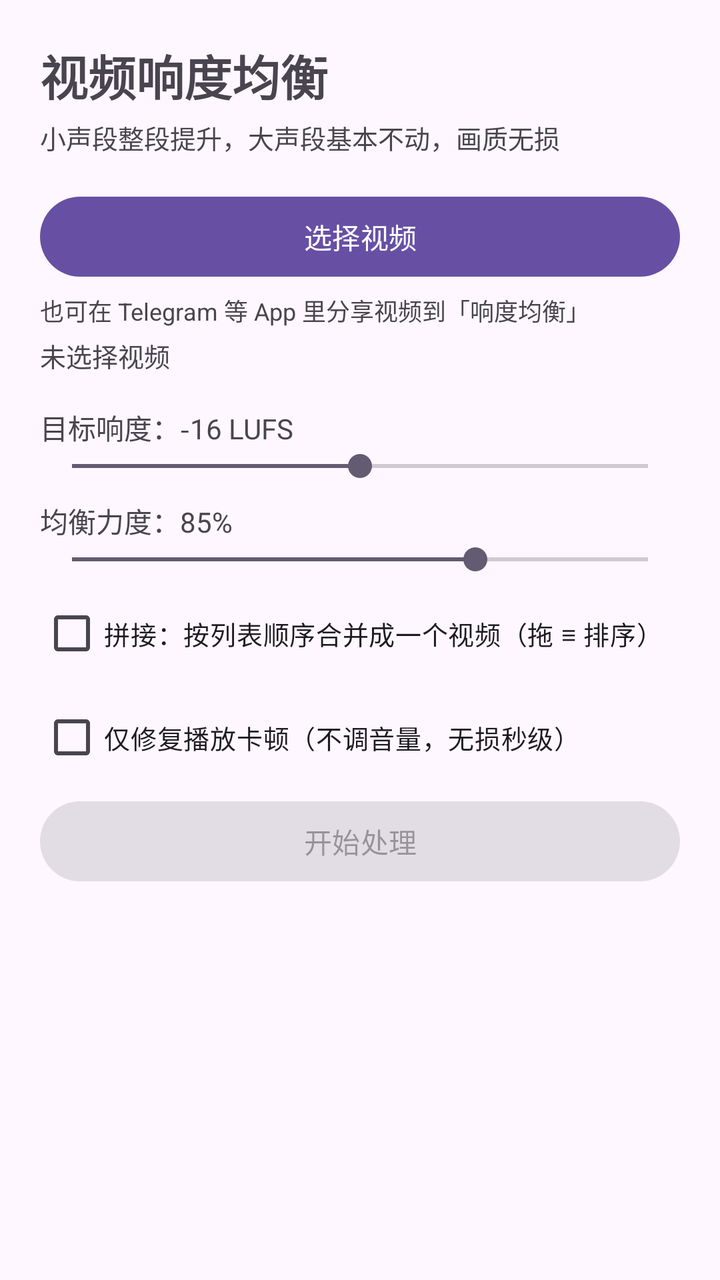
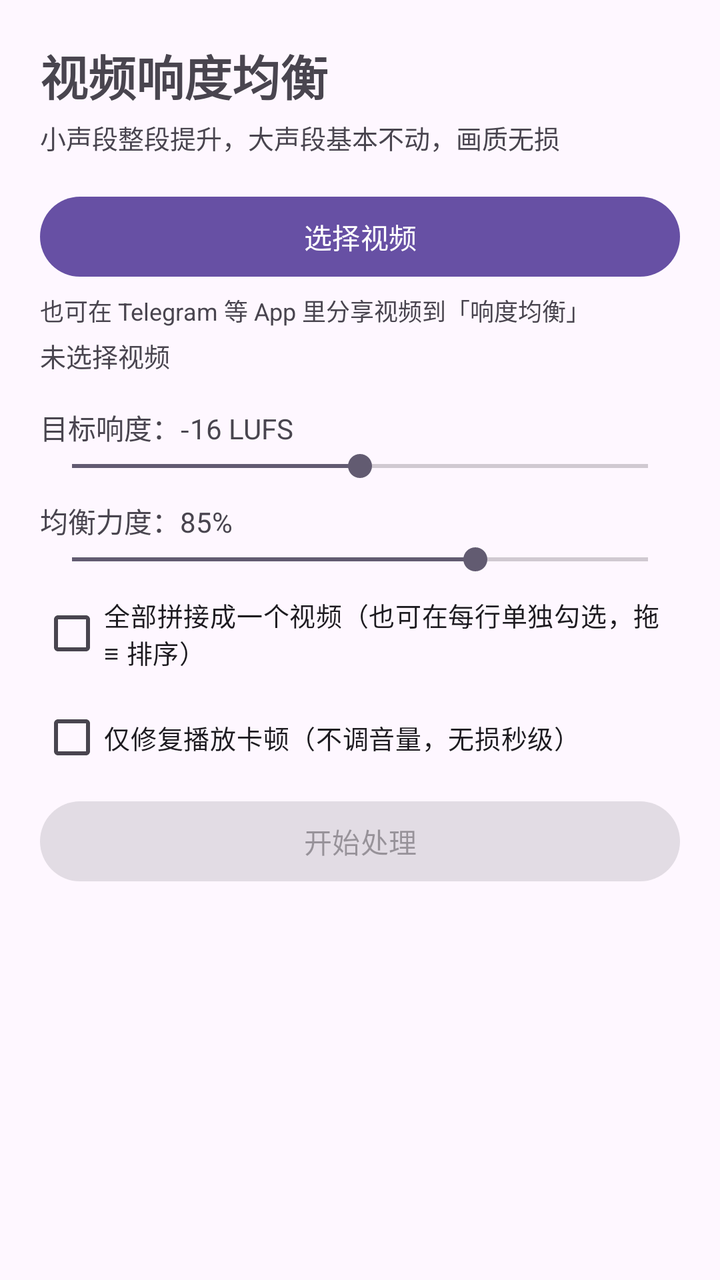

Screens rendered from an Android XML layout before and after an edit, with the pre-edit source and the edit as a unified diff.
<!-- AndroidManifest.xml: application theme Theme.App -->
<!-- res/layout/activity_main.xml -->
<?xml version="1.0" encoding="utf-8"?>
<LinearLayout xmlns:android="http://schemas.android.com/apk/res/android"
    android:layout_width="match_parent"
    android:layout_height="match_parent"
    android:orientation="vertical"
    android:padding="20dp">

    <TextView
        android:layout_width="wrap_content"
        android:layout_height="wrap_content"
        android:text="视频响度均衡"
        android:textSize="24sp"
        android:textStyle="bold" />

    <TextView
        android:layout_width="wrap_content"
        android:layout_height="wrap_content"
        android:layout_marginTop="4dp"
        android:text="小声段整段提升，大声段基本不动，画质无损"
        android:textSize="13sp" />

    <Button
        android:id="@+id/btnPick"
        android:layout_width="match_parent"
        android:layout_height="wrap_content"
        android:layout_marginTop="16dp"
        android:text="选择视频" />

    <TextView
        android:layout_width="wrap_content"
        android:layout_height="wrap_content"
        android:layout_marginTop="4dp"
        android:text="也可在 Telegram 等 App 里分享视频到「响度均衡」"
        android:textSize="12sp" />

    <TextView
        android:id="@+id/tvSelected"
        android:layout_width="wrap_content"
        android:layout_height="wrap_content"
        android:layout_marginTop="4dp"
        android:text="未选择视频"
        android:textSize="13sp" />

    <androidx.recyclerview.widget.RecyclerView
        android:id="@+id/rvFiles"
        android:layout_width="match_parent"
        android:layout_height="wrap_content"
        android:layout_marginTop="4dp" />

    <TextView
        android:id="@+id/tvTarget"
        android:layout_width="wrap_content"
        android:layout_height="wrap_content"
        android:layout_marginTop="12dp"
        android:text="目标响度：-16 LUFS" />

    <SeekBar
        android:id="@+id/sbTarget"
        android:layout_width="match_parent"
        android:layout_height="wrap_content"
        android:max="8"
        android:progress="4" />

    <TextView
        android:id="@+id/tvStrength"
        android:layout_width="wrap_content"
        android:layout_height="wrap_content"
        android:layout_marginTop="8dp"
        android:text="均衡力度：85%" />

    <SeekBar
        android:id="@+id/sbStrength"
        android:layout_width="match_parent"
        android:layout_height="wrap_content"
        android:max="50"
        android:progress="35" />

    <CheckBox
        android:id="@+id/cbConcat"
        android:layout_width="wrap_content"
        android:layout_height="wrap_content"
        android:layout_marginTop="4dp"
        android:text="拼接：按列表顺序合并成一个视频（拖 ≡ 排序）"
        android:textSize="13sp" />

    <CheckBox
        android:id="@+id/cbRepair"
        android:layout_width="wrap_content"
        android:layout_height="wrap_content"
        android:layout_marginTop="4dp"
        android:text="仅修复播放卡顿（不调音量，无损秒级）"
        android:textSize="13sp" />

    <Button
        android:id="@+id/btnStart"
        android:layout_width="match_parent"
        android:layout_height="wrap_content"
        android:layout_marginTop="4dp"
        android:enabled="false"
        android:text="开始处理" />

    <ProgressBar
        android:id="@+id/pbFile"
        style="?android:attr/progressBarStyleHorizontal"
        android:layout_width="match_parent"
        android:layout_height="wrap_content"
        android:layout_marginTop="8dp"
        android:max="100"
        android:visibility="invisible" />

    <TextView
        android:id="@+id/tvStage"
        android:layout_width="wrap_content"
        android:layout_height="wrap_content"
        android:textSize="13sp" />

    <ScrollView
        android:id="@+id/svLog"
        android:layout_width="match_parent"
        android:layout_height="0dp"
        android:layout_marginTop="8dp"
        android:layout_weight="1">

        <TextView
            android:id="@+id/tvLog"
            android:layout_width="match_parent"
            android:layout_height="wrap_content"
            android:fontFamily="monospace"
            android:textIsSelectable="true"
            android:textSize="12sp" />
    </ScrollView>

</LinearLayout>
<!-- resources referenced by this layout -->
<resources>
  <style name="Theme.App" parent="Theme.Material3.DayNight.NoActionBar" />
</resources>

<!-- the commit's change to res/layout/activity_main.xml (unified diff, before → after) -->
@@ -80,7 +80,7 @@
         android:layout_width="wrap_content"
         android:layout_height="wrap_content"
         android:layout_marginTop="4dp"
-        android:text="拼接：按列表顺序合并成一个视频（拖 ≡ 排序）"
+        android:text="全部拼接成一个视频（也可在每行单独勾选，拖 ≡ 排序）"
         android:textSize="13sp" />
 
     <CheckBox
